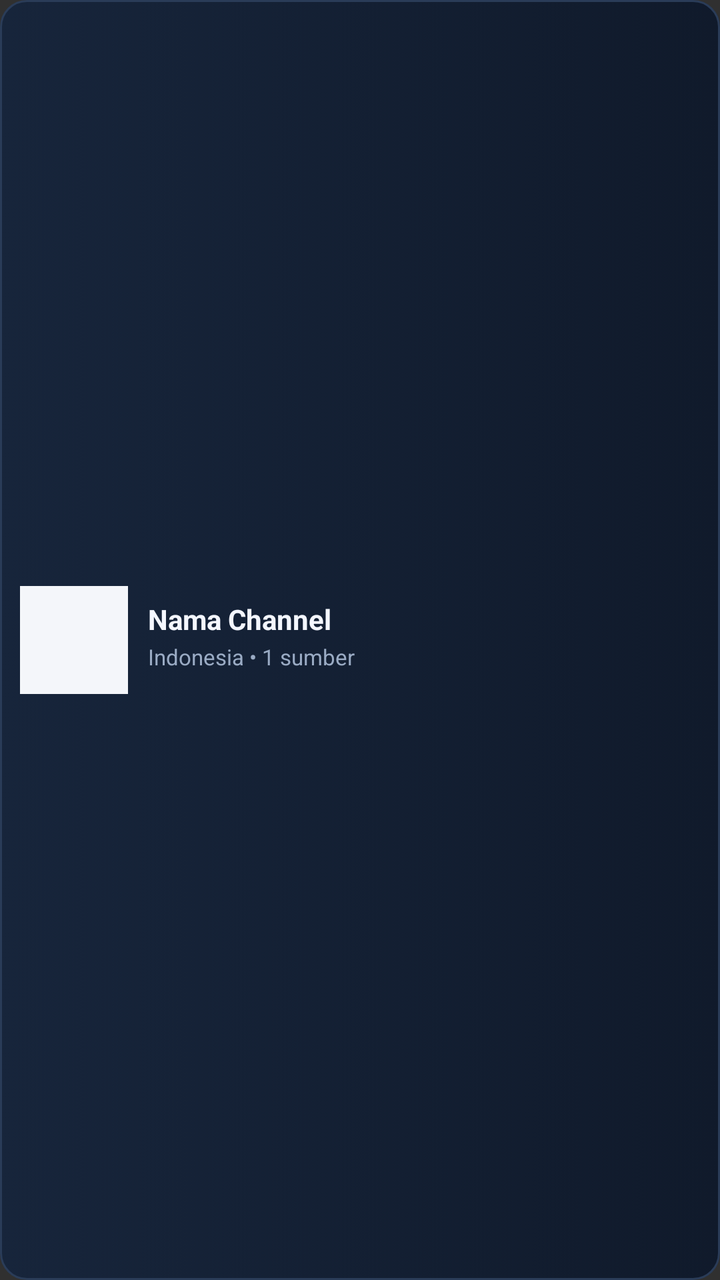
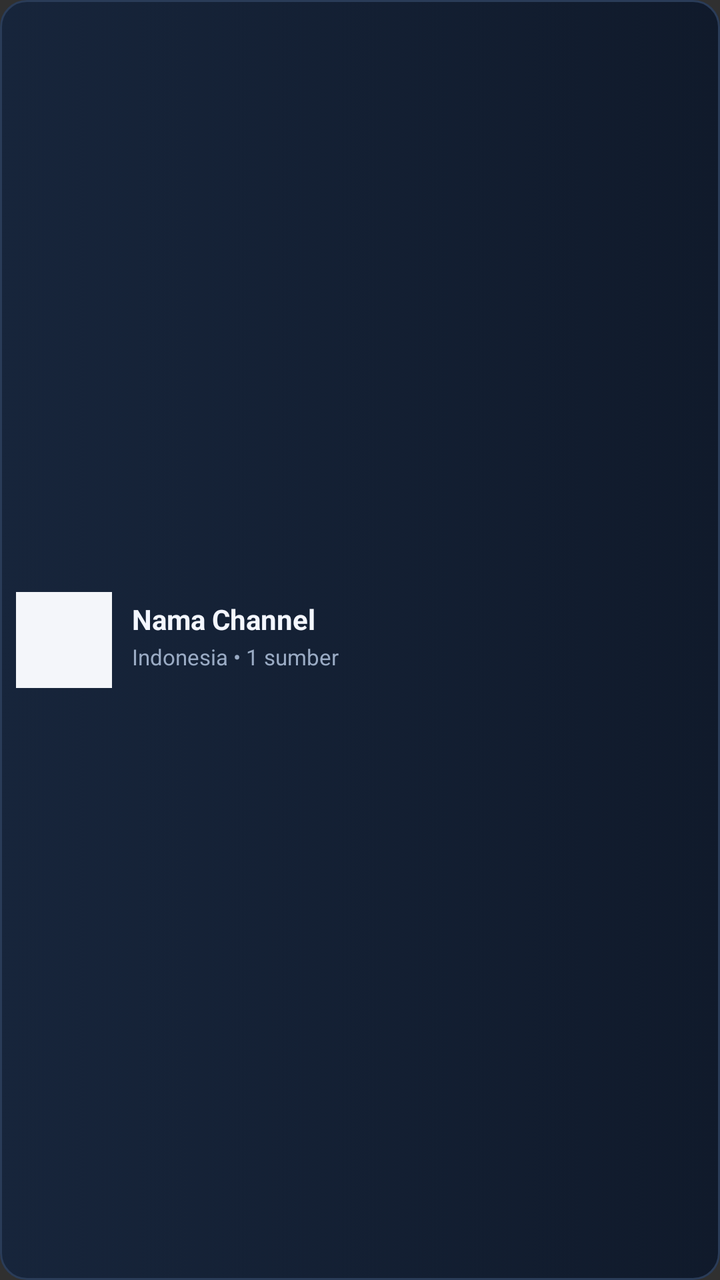

An Android layout rendered at two revisions. The XML below is the earlier revision; the diff shows what the commit changed to produce the second picture.
<!-- AndroidManifest.xml: application theme Theme.AppCompat.NoActionBar -->
<!-- res/layout/item_channel.xml -->
<?xml version="1.0" encoding="utf-8"?>
<LinearLayout xmlns:android="http://schemas.android.com/apk/res/android"
    android:layout_width="match_parent"
    android:layout_height="84dp"
    android:layout_margin="5dp"
    android:background="@drawable/bg_tile_selector"
    android:descendantFocusability="blocksDescendants"
    android:focusable="true"
    android:focusableInTouchMode="true"
    android:gravity="center_vertical"
    android:orientation="horizontal"
    android:padding="10dp">

    <FrameLayout
        android:layout_width="54dp"
        android:layout_height="54dp"
        android:background="#F4F6FA"
        android:padding="4dp">

        <ImageView
            android:id="@+id/ivLogo"
            android:layout_width="match_parent"
            android:layout_height="match_parent"
            android:contentDescription="Logo Channel"
            android:scaleType="fitCenter" />

        <TextView
            android:id="@+id/tvLogoFallback"
            android:layout_width="match_parent"
            android:layout_height="match_parent"
            android:gravity="center"
            android:text="TV"
            android:textColor="#142238"
            android:textSize="14sp"
            android:textStyle="bold"
            android:visibility="gone" />
    </FrameLayout>

    <LinearLayout
        android:layout_width="0dp"
        android:layout_height="wrap_content"
        android:layout_marginStart="10dp"
        android:layout_weight="1"
        android:orientation="vertical">

        <TextView
            android:id="@+id/tvChannelName"
            android:layout_width="match_parent"
            android:layout_height="wrap_content"
            android:ellipsize="end"
            android:maxLines="1"
            android:text="Nama Channel"
            android:textColor="@color/txt_white"
            android:textSize="14sp"
            android:textStyle="bold" />

        <TextView
            android:id="@+id/tvChannelMeta"
            android:layout_width="match_parent"
            android:layout_height="wrap_content"
            android:layout_marginTop="2dp"
            android:ellipsize="end"
            android:maxLines="1"
            android:text="Indonesia • 1 sumber"
            android:textColor="@color/muted"
            android:textSize="11sp" />

        <LinearLayout
            android:layout_width="wrap_content"
            android:layout_height="wrap_content"
            android:layout_marginTop="4dp"
            android:orientation="horizontal">

            <TextView
                android:id="@+id/badgeMulti"
                android:layout_width="wrap_content"
                android:layout_height="wrap_content"
                android:layout_marginEnd="4dp"
                android:background="@color/multi_badge"
                android:paddingHorizontal="6dp"
                android:paddingVertical="1dp"
                android:text="MULTI LINK"
                android:textColor="@color/multi_text"
                android:textSize="9sp"
                android:textStyle="bold"
                android:visibility="gone" />

            <TextView
                android:id="@+id/badgeNative"
                android:layout_width="wrap_content"
                android:layout_height="wrap_content"
                android:background="@color/gold_badge"
                android:paddingHorizontal="6dp"
                android:paddingVertical="1dp"
                android:text="NATIVE HEADER"
                android:textColor="@color/gold_text"
                android:textSize="9sp"
                android:textStyle="bold"
                android:visibility="gone" />
        </LinearLayout>
    </LinearLayout>
</LinearLayout>
<!-- resources referenced by this layout -->
<resources>
  <color name="gold_badge">#62471B</color>
  <color name="gold_text">#FFE0A0</color>
  <color name="multi_badge">#174D53</color>
  <color name="multi_text">#A7F2EC</color>
  <color name="muted">#9AABC4</color>
  <color name="txt_white">#F4F7FF</color>
  <!-- drawable bg_tile_selector (drawable) -->
  <?xml version="1.0" encoding="utf-8"?>
  <selector xmlns:android="http://schemas.android.com/apk/res/android">
      <item android:state_focused="true">
          <shape android:shape="rectangle">
              <solid android:color="#1B3450" />
              <stroke android:width="3dp" android:color="#4DD8D0" />
              <corners android:radius="13dp" />
          </shape>
      </item>
      <item android:state_selected="true">
          <shape android:shape="rectangle">
              <solid android:color="#1B3450" />
              <stroke android:width="2dp" android:color="#168BD0" />
              <corners android:radius="13dp" />
          </shape>
      </item>
      <item>
          <shape android:shape="rectangle">
              <gradient
                  android:angle="0"
                  android:endColor="#101A2B"
                  android:startColor="#17253B" />
              <stroke android:width="1dp" android:color="#2A3C58" />
              <corners android:radius="13dp" />
          </shape>
      </item>
  </selector>
</resources>

<!-- the commit's change to res/layout/item_channel.xml (unified diff, before → after) -->
@@ -1,7 +1,7 @@
 <?xml version="1.0" encoding="utf-8"?>
 <LinearLayout xmlns:android="http://schemas.android.com/apk/res/android"
     android:layout_width="match_parent"
-    android:layout_height="84dp"
+    android:layout_height="88dp"
     android:layout_margin="5dp"
     android:background="@drawable/bg_tile_selector"
     android:descendantFocusability="blocksDescendants"
@@ -9,11 +9,11 @@
     android:focusableInTouchMode="true"
     android:gravity="center_vertical"
     android:orientation="horizontal"
-    android:padding="10dp">
+    android:padding="8dp">
 
     <FrameLayout
-        android:layout_width="54dp"
-        android:layout_height="54dp"
+        android:layout_width="48dp"
+        android:layout_height="48dp"
         android:background="#F4F6FA"
         android:padding="4dp">
 
